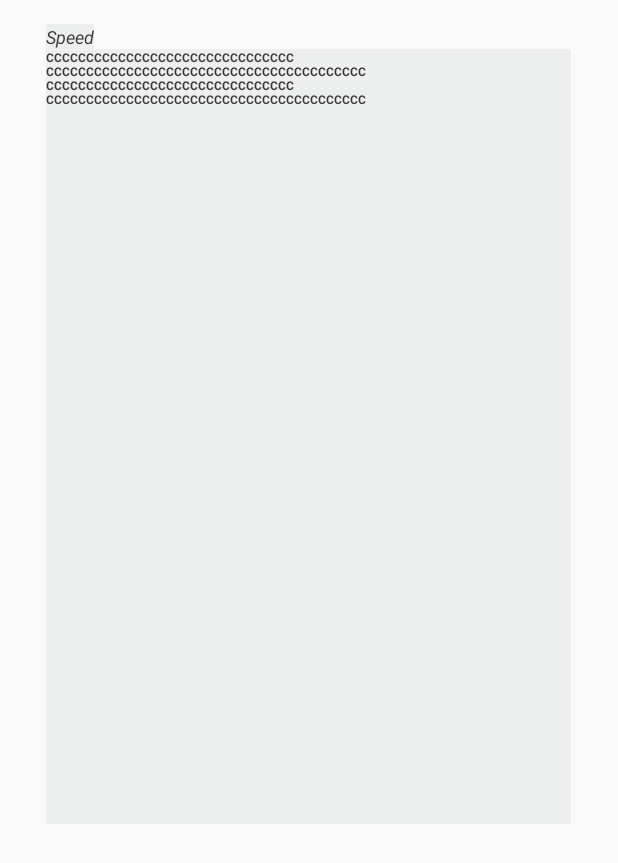
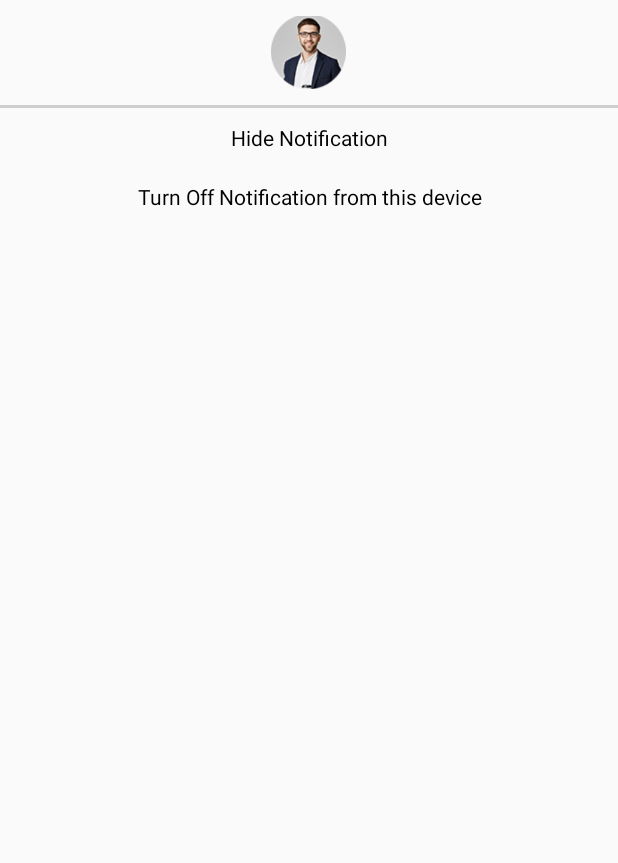
Before and after one commit to yrprasad/Famlinx, an Android app: the NotificationsDetailActivity screen opened directly, with no data from a screen before it, on a phone screen of 412 x 824 dp. Shown: the top 863 px of the screen. Run offline under Robolectric (Android 15) with nearby library versions, the phone set to English and light mode, and no system bars.

Commit message:
Notifications Implementation

```diff
--- a/app/src/main/java/com/nglinx/pulse/activity/NotificationActivity.java
+++ b/app/src/main/java/com/nglinx/pulse/activity/NotificationActivity.java
@@ -185,13 +185,13 @@ public class NotificationActivity extends AbstractActivity implements SwipeRefre
         startActivity(intent);
     }
 
-    public void onItemClick(View view, int position, long id) {
+   /* public void onItemClick(View view, int position, long id) {
         long viewId = view.getId();
         if (viewId == R.id.iv_delete_notification) {
             deleteNotificationClickHandler(view);
         } else if (viewId == R.id.iv_view_notification) {
             viewNotificationClickHandler(view);
         }
-    }
+    }*/
 
 }
--- a/app/src/main/java/com/nglinx/pulse/adapter/NotificationsAdapter.java
+++ b/app/src/main/java/com/nglinx/pulse/adapter/NotificationsAdapter.java
@@ -76,7 +76,7 @@ public class NotificationsAdapter extends ArrayAdapter<NotificationModel> {
         holder.notif_row_date = (TextView) convertView.findViewById(R.id.notif_row_date);
         holder.notif_row_message = (TextView) convertView.findViewById(R.id.notif_row_message);
 
-        holder.iv_delete_notification = (ImageView) convertView.findViewById(R.id.iv_delete_notification);
+        /*holder.iv_delete_notification = (ImageView) convertView.findViewById(R.id.iv_delete_notification);
         holder.iv_delete_notification.setTag(holder.modelHolder);
         holder.iv_delete_notification.setOnClickListener(new View.OnClickListener() {
             @Override
@@ -92,7 +92,7 @@ public class NotificationsAdapter extends ArrayAdapter<NotificationModel> {
             public void onClick(View v) {
                 ((NotificationActivity)context).onItemClick(holder.iv_view_notification, position, 0);
             }
-        });
+        });*/
 
         // Populate the data into the template view using the data object
 
--- a/app/src/main/res/layout-normal/activity_notifications_detail.xml
+++ b/app/src/main/res/layout-normal/activity_notifications_detail.xml
@@ -1,52 +1,56 @@
+<?xml version="1.0" encoding="utf-8"?>
 <LinearLayout xmlns:android="http://schemas.android.com/apk/res/android"
-    android:id="@+id/activity_notifications_detail"
     android:layout_width="match_parent"
-    android:layout_marginBottom="5dp"
-    android:layout_marginTop="5dp"
-    android:gravity="center"
-    android:orientation="horizontal"
-    android:weightSum="4"
-    android:layout_height="wrap_content">
+    android:layout_height="match_parent">
 
-    <LinearLayout
-        android:id="@+id/l1"
-        android:layout_width="326dp"
-        android:layout_height="544dp"
-        android:layout_marginBottom="5dp"
-        android:layout_marginTop="5dp"
-        android:layout_weight="1.14"
-        android:gravity="left"
-        android:orientation="vertical"
-        android:paddingBottom="5dp"
-        android:paddingTop="5dp"
-        android:weightSum="1">
+    <RelativeLayout
+        android:layout_width="match_parent"
+        android:layout_height="150dp">
+
+        <ImageView
+            android:id="@+id/selected_notification_image"
+            android:layout_width="50dp"
+            android:layout_height="50dp"
+            android:layout_marginTop="10dp"
+            android:src="@drawable/img1"
+            android:layout_centerHorizontal="true"/>
+
+        <TextView
+            android:id="@+id/line"
+            android:layout_width="match_parent"
+            android:layout_height="2dp"
+            android:layout_below="@+id/selected_notification_image"
+            android:layout_marginTop="10dp"
+            android:background="#cecece"/>
 
         <TextView
             android:id="@+id/notif_detail_date"
-            android:layout_width="wrap_content"
+            android:layout_width="match_parent"
             android:layout_height="wrap_content"
-            android:background="#edeeee"
-            android:ellipsize="end"
-            android:gravity="left"
-            android:maxLines="1"
-            android:text="Speed"
-            android:textColor="#FF383838"
-            android:textSize="12sp"
-            android:textStyle="normal|italic"/>
+            android:layout_below="@+id/line"
+            android:layout_marginTop="10dp"
+            android:text="Hide Notification"
+            android:gravity="center_horizontal"
+            android:clickable="true"
+            android:foreground="@drawable/ripple_effect"
+            android:textSize="14sp"
+            android:textColor="@android:color/black"/>
 
         <TextView
             android:id="@+id/notif_detail_message"
-            android:layout_width="wrap_content"
-            android:layout_height="match_parent"
-            android:background="#edeeee"
-            android:fadeScrollbars="false"
-            android:gravity="left"
-            android:inputType="textMultiLine"
-            android:text="CCCCCCCCCCCCCCCCCCCCCCCCCCCCCCC CCCCCCCCCCCCCCCCCCCCCCCCCCCCCCCCCCCCCCCC CCCCCCCCCCCCCCCCCCCCCCCCCCCCCCC CCCCCCCCCCCCCCCCCCCCCCCCCCCCCCCCCCCCCCCC"
-            android:textColor="#FF383838"
-            android:textSize="@dimen/place_autocomplete_progress_size"
-            android:textStyle="bold"
-            />
-    </LinearLayout>
+            android:layout_width="match_parent"
+            android:layout_height="wrap_content"
+            android:layout_below="@id/notif_detail_date"
+            android:layout_marginTop="20dp"
+            android:clickable="true"
+            android:foreground="@drawable/ripple_effect"
+            android:gravity="center_horizontal"
+            android:text="Turn Off Notification from this device"
+            android:textColor="@android:color/black"
+            android:textSize="14sp"/>
+
+
+    </RelativeLayout>
+
 
 </LinearLayout>
```
Also changed, not shown: app/src/main/res/layout-normal/activity_notifications_row.xml (+79 -5 lines).
